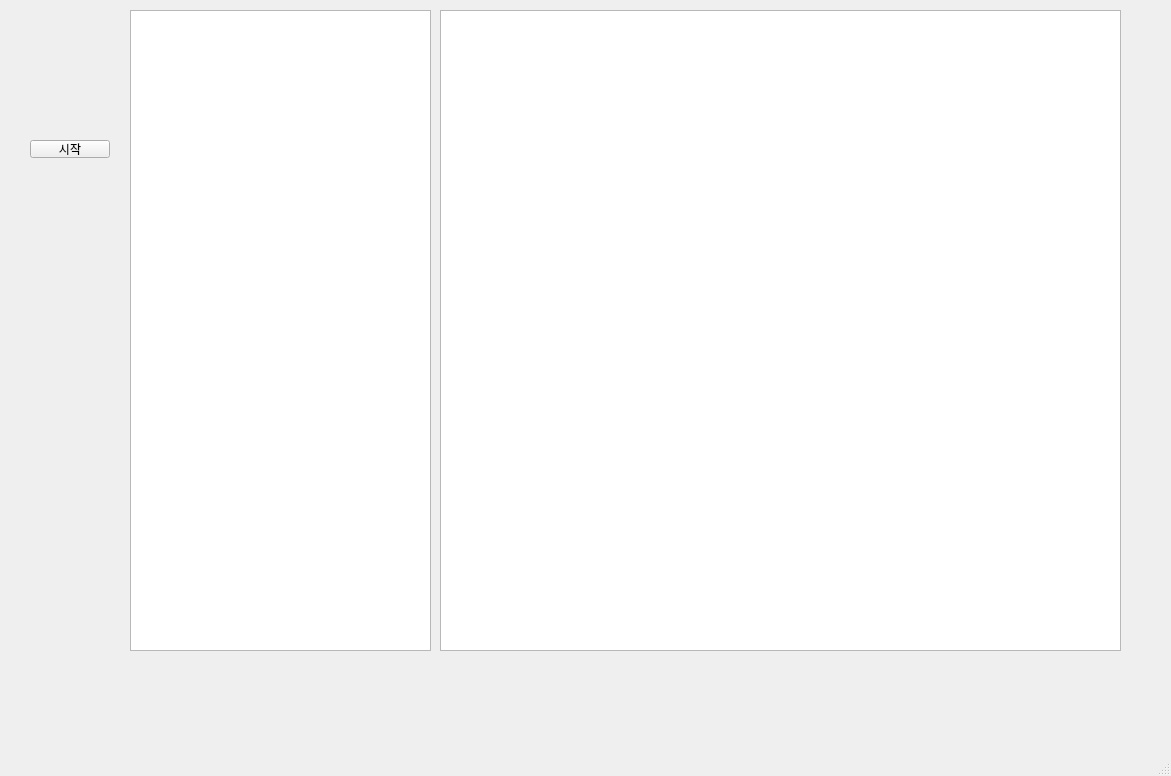
This is CDlgMain.ui in marshallslee/cryptocurrency-quotes as Qt 5 draws it before an edit. The edited form follows.
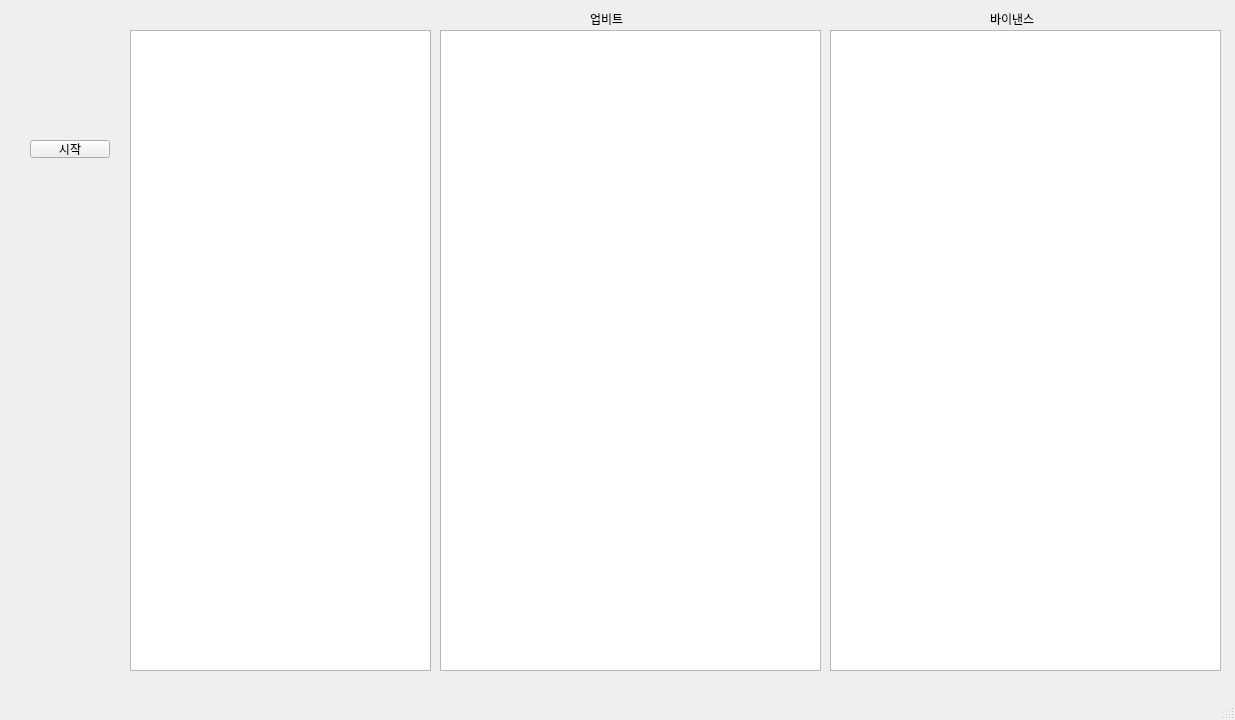
This is the edited form.

Diff of the .ui file:
```diff
--- a/CDlgMain.ui
+++ b/CDlgMain.ui
@@ -6,8 +6,8 @@
    <rect>
     <x>0</x>
     <y>0</y>
-    <width>1171</width>
-    <height>776</height>
+    <width>1235</width>
+    <height>720</height>
    </rect>
   </property>
   <property name="windowTitle">
@@ -31,7 +31,7 @@
     <property name="geometry">
      <rect>
       <x>130</x>
-      <y>10</y>
+      <y>30</y>
       <width>301</width>
       <height>641</height>
      </rect>
@@ -41,12 +41,48 @@
     <property name="geometry">
      <rect>
       <x>440</x>
-      <y>10</y>
-      <width>681</width>
+      <y>30</y>
+      <width>381</width>
       <height>641</height>
      </rect>
     </property>
    </widget>
+   <widget class="QTableWidget" name="tBinancePrice">
+    <property name="geometry">
+     <rect>
+      <x>830</x>
+      <y>30</y>
+      <width>391</width>
+      <height>641</height>
+     </rect>
+    </property>
+   </widget>
+   <widget class="QLabel" name="label">
+    <property name="geometry">
+     <rect>
+      <x>590</x>
+      <y>10</y>
+      <width>67</width>
+      <height>17</height>
+     </rect>
+    </property>
+    <property name="text">
+     <string>업비트</string>
+    </property>
+   </widget>
+   <widget class="QLabel" name="label_2">
+    <property name="geometry">
+     <rect>
+      <x>990</x>
+      <y>10</y>
+      <width>67</width>
+      <height>17</height>
+     </rect>
+    </property>
+    <property name="text">
+     <string>바이낸스</string>
+    </property>
+   </widget>
   </widget>
   <widget class="QMenuBar" name="menubar">
    <property name="geometry">
```
Left out of the diff: 4 changed lines with no effect on the pictures.
